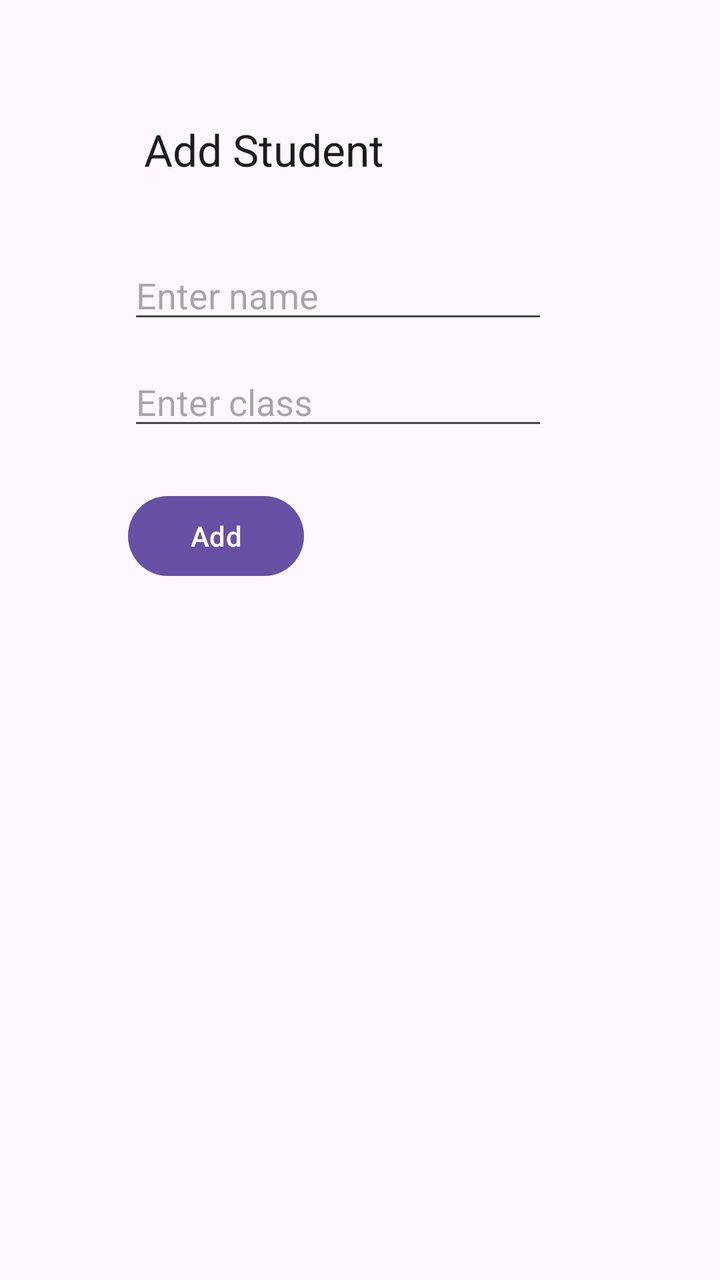
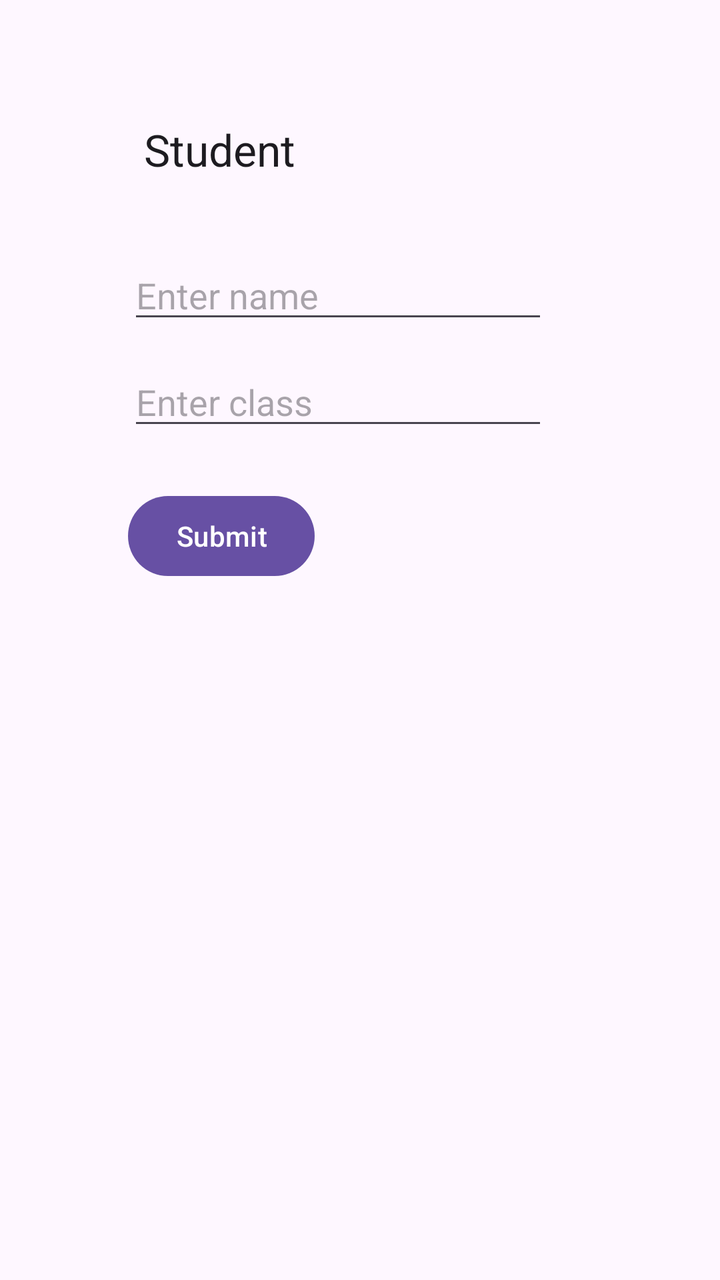

The first picture is an Android layout as it rendered before a commit; the second is the same layout after the commit. The layout source and the unified diff follow.
<!-- AndroidManifest.xml: application theme Theme.StudentCRUD -->
<!-- res/layout/activity_add_student.xml -->
<?xml version="1.0" encoding="utf-8"?>
<androidx.constraintlayout.widget.ConstraintLayout xmlns:android="http://schemas.android.com/apk/res/android"
    xmlns:app="http://schemas.android.com/apk/res-auto"
    xmlns:tools="http://schemas.android.com/tools"
    android:id="@+id/main"
    android:layout_width="match_parent"
    android:layout_height="match_parent"
    tools:context=".AddStudent">

    <TextView
        android:id="@+id/textView5"
        android:layout_width="wrap_content"
        android:layout_height="wrap_content"
        android:layout_marginStart="72dp"
        android:layout_marginTop="60dp"
        android:text="Add Student"
        android:textAppearance="@style/TextAppearance.AppCompat.Large"
        app:layout_constraintStart_toStartOf="parent"
        app:layout_constraintTop_toTopOf="parent" />

    <EditText
        android:id="@+id/nameIn"
        android:layout_width="wrap_content"
        android:layout_height="wrap_content"
        android:layout_marginStart="64dp"
        android:layout_marginTop="36dp"
        android:ems="10"
        android:hint="Enter name"
        android:inputType="text"
        app:layout_constraintStart_toStartOf="parent"
        app:layout_constraintTop_toBottomOf="@+id/textView5" />

    <EditText
        android:id="@+id/clsIn"
        android:layout_width="wrap_content"
        android:layout_height="wrap_content"
        android:layout_marginStart="64dp"
        android:layout_marginTop="12dp"
        android:ems="10"
        android:hint="Enter class"
        android:inputType="text"
        app:layout_constraintStart_toStartOf="parent"
        app:layout_constraintTop_toBottomOf="@+id/nameIn" />

    <Button
        android:id="@+id/addSubmitBtn"
        android:layout_width="wrap_content"
        android:layout_height="wrap_content"
        android:layout_marginStart="64dp"
        android:layout_marginTop="24dp"
        android:text="Add"
        app:layout_constraintStart_toStartOf="parent"
        app:layout_constraintTop_toBottomOf="@+id/clsIn" />
</androidx.constraintlayout.widget.ConstraintLayout>
<!-- resources referenced by this layout -->
<resources>
  <style name="Theme.StudentCRUD" parent="Base.Theme.StudentCRUD" />
  <style name="Base.Theme.StudentCRUD" parent="Theme.Material3.DayNight.NoActionBar">
          
          
      </style>
</resources>

<!-- the commit's change to res/layout/activity_add_student.xml (unified diff, before → after) -->
@@ -13,7 +13,7 @@
         android:layout_height="wrap_content"
         android:layout_marginStart="72dp"
         android:layout_marginTop="60dp"
-        android:text="Add Student"
+        android:text="Student"
         android:textAppearance="@style/TextAppearance.AppCompat.Large"
         app:layout_constraintStart_toStartOf="parent"
         app:layout_constraintTop_toTopOf="parent" />
@@ -48,7 +48,7 @@
         android:layout_height="wrap_content"
         android:layout_marginStart="64dp"
         android:layout_marginTop="24dp"
-        android:text="Add"
+        android:text="Submit"
         app:layout_constraintStart_toStartOf="parent"
         app:layout_constraintTop_toBottomOf="@+id/clsIn" />
 </androidx.constraintlayout.widget.ConstraintLayout>
